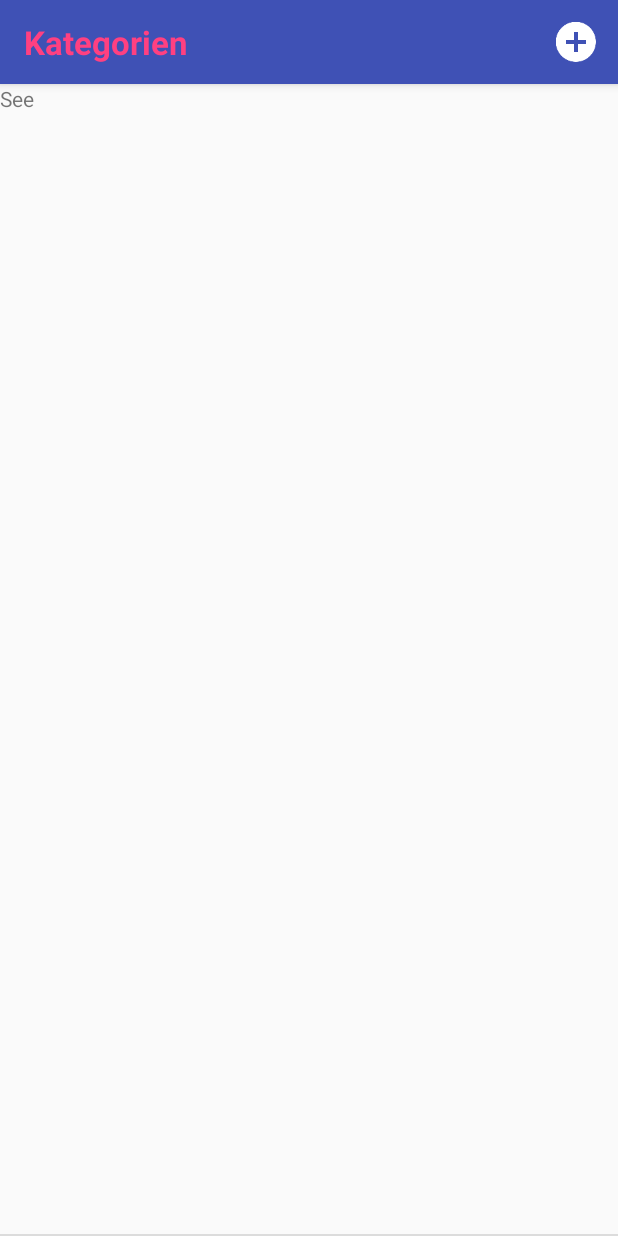
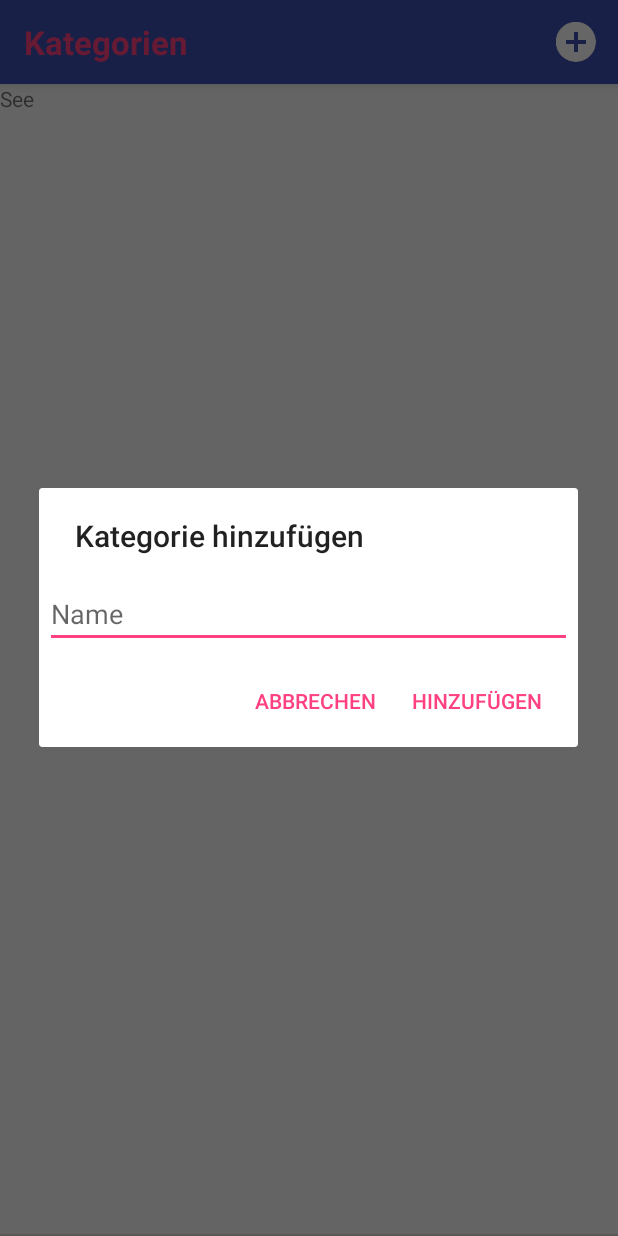
Before and after one commit to Beo1337/CashofClans, an Android app: the CategoryActivity screen opened directly, with no data from a screen before it, after a tap on "Hinzufügen", on a phone screen of 412 x 824 dp. Run offline under Robolectric (Android 15) with nearby library versions, the phone set to English and light mode, and no system bars.

Commit message:
Category add dialog

```diff
--- a/app/src/main/java/com/cashify/category/CategoryActivity.java
+++ b/app/src/main/java/com/cashify/category/CategoryActivity.java
@@ -1,5 +1,7 @@
 package com.cashify.category;
 
+import android.support.v4.app.DialogFragment;
+import android.support.v4.app.Fragment;
 import android.os.Bundle;
 import android.support.v7.app.ActionBar;
 import android.support.v7.app.AppCompatActivity;
@@ -9,6 +11,7 @@ import android.support.v7.widget.RecyclerView;
 import android.support.v7.widget.Toolbar;
 import android.view.Menu;
 import android.view.MenuInflater;
+import android.view.MenuItem;
 import android.view.View;
 
 import com.cashify.category.CategoryAdapter;
@@ -60,4 +63,17 @@ public class CategoryActivity extends AppCompatActivity {
         inflater.inflate(R.menu.category_menu, menu);
         return true;
     }
+
+    @Override
+    public boolean onOptionsItemSelected(MenuItem item) {
+        // Handle item selection
+        switch (item.getItemId()) {
+            case R.id.action_category_add:
+                DialogFragment addFragment = new CategoryAddFragment();
+                addFragment.show(getSupportFragmentManager(), "category_add_diag");
+                return true;
+            default:
+                return super.onOptionsItemSelected(item);
+        }
+    }
 }
--- /dev/null
+++ b/app/src/main/java/com/cashify/category/CategoryAddFragment.java
@@ -0,0 +1,29 @@
+package com.cashify.category;
+
+import android.app.AlertDialog;
+import android.app.Dialog;
+import android.support.v4.app.DialogFragment;
+import android.content.DialogInterface;
+import android.os.Bundle;
+import android.view.LayoutInflater;
+
+import com.example.seps.cashofclans.R;
+
+public class CategoryAddFragment extends DialogFragment {
+    @Override
+    public Dialog onCreateDialog(Bundle savedInstanceState) {
+        AlertDialog.Builder builder = new AlertDialog.Builder(getActivity());
+        LayoutInflater inflater = getActivity().getLayoutInflater();
+        builder.setView(inflater.inflate(R.layout.dialog_category_add, null));
+        builder.setTitle("Kategorie hinzufügen")
+                .setPositiveButton("Hinzufügen", new DialogInterface.OnClickListener() {
+                    public void onClick(DialogInterface dialog, int id) {
+                    }
+                })
+                .setNegativeButton("Abbrechen", new DialogInterface.OnClickListener() {
+                    public void onClick(DialogInterface dialog, int id) {
+                    }
+                });
+        return builder.create();
+    }
+}
--- /dev/null
+++ b/app/src/main/res/layout/dialog_category_add.xml
@@ -0,0 +1,16 @@
+<?xml version="1.0" encoding="utf-8"?>
+<LinearLayout xmlns:android="http://schemas.android.com/apk/res/android"
+android:orientation="vertical"
+android:layout_width="wrap_content"
+android:layout_height="wrap_content">
+<EditText
+    android:id="@+id/username"
+    android:inputType="textEmailAddress"
+    android:layout_width="match_parent"
+    android:layout_height="wrap_content"
+    android:layout_marginTop="16dp"
+    android:layout_marginLeft="4dp"
+    android:layout_marginRight="4dp"
+    android:layout_marginBottom="4dp"
+    android:hint="Name" />
+</LinearLayout>
```
